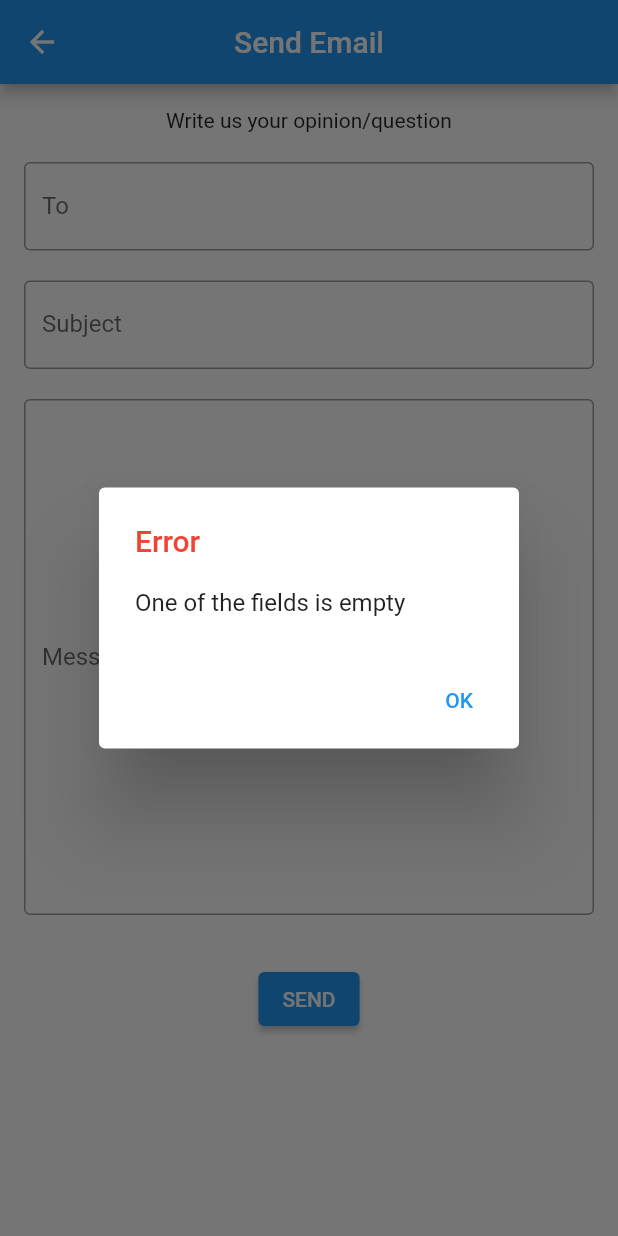
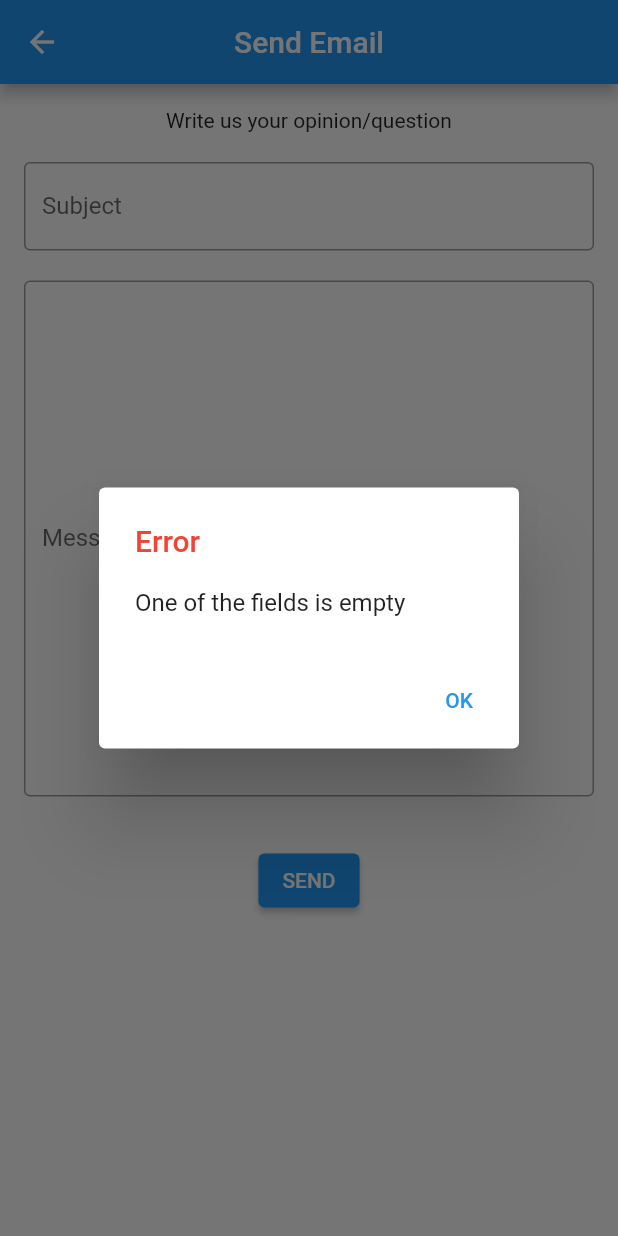
Before and after one commit to mirarnau/Frontend_Project-EA, a Flutter app: the EmailPage screen opened directly, after a tap on "SEND", on a phone screen of 412 x 824 dp. Run offline on Flutter 3.47's test engine with Material 2 defaults, Android fonts, the phone set to English and light mode, and no system bars; drawn by our look-alikes of flutter_settings_screens; our stand-ins replace email_validator, flutter_translate, google_sign_in, localstorage, shared_preferences; missing offline and left inert: tutorial_coach_mark; accounts and stored records are empty; key blocks and very long unbroken strings in the code were emptied for the run.

Commit message:
emailPage updated

```diff
--- a/assets/i18n/ca.json
+++ b/assets/i18n/ca.json
@@ -125,7 +125,7 @@
         "message": "Missatge",
         "my_message": "El Meu Missatge",
         "send": "Enviar",
-        "open": "Obrint aplicació de correu",
+        "open": "Obrint aplicació de correu...",
         "failed": "Sembla que no té cap aplicació de correu instal·lada"
     },
 
--- a/assets/i18n/en.json
+++ b/assets/i18n/en.json
@@ -125,7 +125,7 @@
         "message": "Message",
         "my_message": "My Message",
         "send": "Send",
-        "open": "Opening mail application",
+        "open": "Opening mail application...",
         "failed": "It seems you do not have any mail application installed"
     },
 
--- a/assets/i18n/es.json
+++ b/assets/i18n/es.json
@@ -125,7 +125,7 @@
         "message": "Mensaje",
         "my_message": "Mi Mensaje",
         "send": "Enviar",
-        "open": "Abriendo aplicación de correo",
+        "open": "Abriendo aplicación de correo...",
         "failed": "Parece ser que no tiene ninguna aplicación de correo instalada"
     },
 
--- a/lib/main.dart
+++ b/lib/main.dart
@@ -55,9 +55,10 @@ class MyApp extends StatelessWidget {
             )
             : ThemeData.light().copyWith(
               primaryColor: Color.fromARGB(255, 255, 255, 255),
+              secondaryHeaderColor: Color.fromARGB(255, 73, 73, 73),
               scaffoldBackgroundColor: Color.fromARGB(255, 255, 255, 255),
               canvasColor: Color.fromARGB(255, 255, 255, 255),
-              backgroundColor: Colors.blue,
+              backgroundColor: Color.fromARGB(255, 242, 172, 66),
             ),
           home: LoginPage(),
         ),
--- a/lib/pages/emailPage.dart
+++ b/lib/pages/emailPage.dart
@@ -12,7 +12,7 @@ class EmailPage extends StatefulWidget {
 }
 
 class _EmailPageState extends State<EmailPage> {
-  final controllerTo = TextEditingController();
+  //final controllerTo = TextEditingController();
   final controllerSubject = TextEditingController();
   final controllerMessage = TextEditingController();
   String _errorMessage = '';
@@ -60,12 +60,12 @@ class _EmailPageState extends State<EmailPage> {
         child: Column(
           children: [
             Text(translate('email_page.write')),
-            const SizedBox(height: 20),
-            buildTextField(
-              labelText: translate('email_page.to'),
-              hintText: "example@mail.com",
-              controller: controllerTo,
-            ),
+            //const SizedBox(height: 20),
+            //buildTextField(
+            //  labelText: translate('email_page.to'),
+            //   hintText: "example@mail.com",
+            //   controller: controllerTo,
+            // ),
             const SizedBox(height: 20),
             buildTextField(
               labelText: translate('email_page.subject'),
@@ -83,7 +83,6 @@ class _EmailPageState extends State<EmailPage> {
             ElevatedButton(
               child: Text(translate('email_page.send').toUpperCase()),
               onPressed: () => launchEmail(
-                toEmail: controllerTo.text,
                 subject: controllerSubject.text,
                 message: controllerMessage.text,
               ),
@@ -95,7 +94,7 @@ class _EmailPageState extends State<EmailPage> {
   }
 
   Future launchEmail({
-    required String toEmail,
+    String toEmail = "appetit.soon.it@gmail.com",
     required String subject,
     required String message,
   }) async {
@@ -108,7 +107,7 @@ class _EmailPageState extends State<EmailPage> {
 
       if (await canLaunchUrl(params)) {
         ScaffoldMessenger.of(context).showSnackBar(SnackBar(
-          content: Text(translate('email_page.sent')),
+          content: Text(translate('email_page.open')),
           backgroundColor: Colors.green,
         ));
         await launchUrl(params);
@@ -149,8 +148,7 @@ class _EmailPageState extends State<EmailPage> {
     );
 
   void validation(String val) {
-    if((controllerTo.text.isNotEmpty) &&
-       (controllerSubject.text.isNotEmpty) &&
+    if((controllerSubject.text.isNotEmpty) &&
        (controllerMessage.text.isNotEmpty)) {
         setState(() {
           buttonEnabled = true;
--- a/lib/pages/mainPage.dart
+++ b/lib/pages/mainPage.dart
@@ -66,8 +66,8 @@ class _MainPageState extends State<MainPage> {
           ),
         ],
         currentIndex: _selectedIndex,
-        unselectedItemColor: const Color.fromARGB(255, 101, 101, 101),
-        selectedItemColor: const Color.fromARGB(255, 213, 94, 85),
+        unselectedItemColor: Theme.of(context).secondaryHeaderColor,
+        selectedItemColor: Theme.of(context).backgroundColor,
         onTap: _onItemTapped,
       ),
     );
--- a/lib/widgets/appbarWidget.dart
+++ b/lib/widgets/appbarWidget.dart
@@ -5,7 +5,6 @@ AppBar buildAppBar(BuildContext context) {
   return AppBar(
     leading: BackButton(),
     elevation: 0,
-    backgroundColor: Colors.transparent,
     actions: [
       IconButton(
         icon: Icon(icon),
```
Also changed, not shown: lib/pages/ticketsPage.dart (+6 -2 lines), pubspec.lock.
